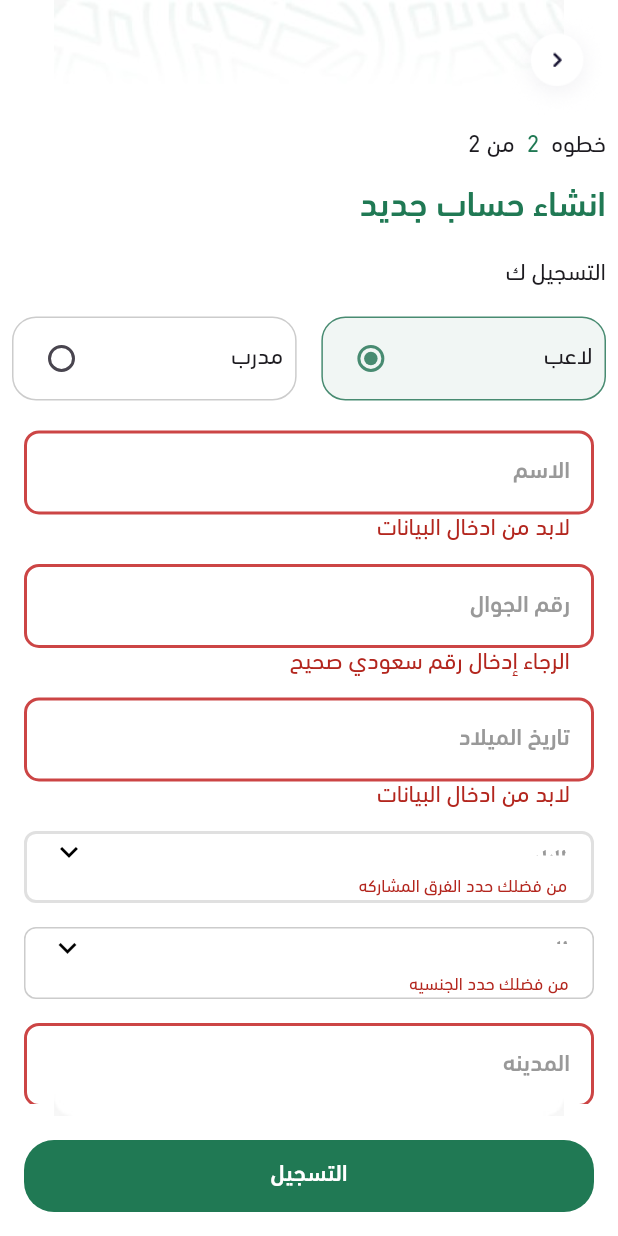
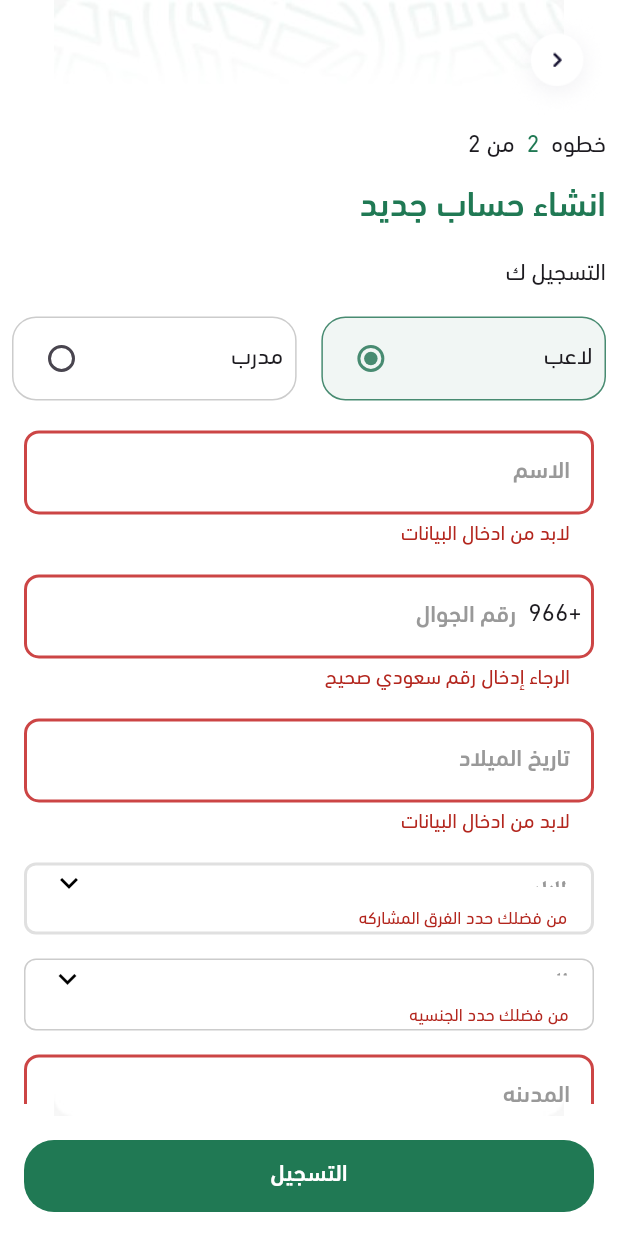
Before and after one commit to Yousif-Elanany/all-lacroose, a Flutter app: the Registerpage2 screen opened directly, after a tap on "التسجيل", on a phone screen of 412 x 824 dp. Run offline on Flutter 3.47's test engine with Material 3 defaults, Android fonts, the phone set to English and light mode, and no system bars; our stand-ins replace awesome_dialog, bloc, cached_network_image, carousel_slider, dio, easy_localization and 13 more; missing offline and left inert: enhance_stepper, flutter_polyline_points; accounts and stored records are empty; network calls fail; project files that could hold a hidden picture were left out.

Commit message:
some edit

```diff
--- a/assets/langs/ar.json
+++ b/assets/langs/ar.json
@@ -157,6 +157,8 @@
   "add_photo": "اضافه صوره",
   "add_text": "اضافه نص",
   "add_trainer": "اضافه المدرب",
+  "password_rules": "كلمة المرور يجب أن تحتوي على حرف كبير، حرف صغير، رقم، ورمز خاص، وألا تقل عن 8 أحرف",
+
   "orders": "الطلبات",
   "show_players": "عرض اللاعبين",
   "show_trainers": "عرض المدريين",
--- a/assets/langs/en.json
+++ b/assets/langs/en.json
@@ -246,6 +246,8 @@
   "team_delete_error": "This team cannot be deleted because it is participating in an event.",
   "news_added_success": "News added successfully",
   "error_occurred":  "An error occurred, please try again later",
+  "password_rules": "Password must include uppercase, lowercase, number, special character and be at least 8 characters long",
+
   "EditScores": "Edit Scores",
   "errorDeleteToClub": "This club cannot be deleted because it is Have Match.",
   "delete_match_title": "Delete Match",
--- /dev/null
+++ b/lib/core/RegexRules/RegexRules.dart
@@ -0,0 +1,3 @@
+final passwordRegex = RegExp(
+  r'^(?=.*[A-Z])(?=.*[a-z])(?=.*\d)(?=.*[@$!%*?&#])[A-Za-z\d@$!%*?&#]{8,}$',
+);
--- a/lib/features/auth/pressntation/regiserPage2.dart
+++ b/lib/features/auth/pressntation/regiserPage2.dart
@@ -285,9 +285,9 @@ class _Registerpage2State extends State<Registerpage2> {
                                     if (value == null || value.trim().isEmpty) {
                                       return 'Required'.tr();
                                     }
-                                    if (value.contains(" ")) {
-                                      return 'Name must not contain spaces'.tr();
-                                    }
+                                    // if (value.contains(" ")) {
+                                    //   return 'Name must not contain spaces'.tr();
+                                    // }
                                     return null;
                                   },
                                 ),
@@ -297,17 +297,28 @@ class _Registerpage2State extends State<Registerpage2> {
                                   label: "phone_number".tr(),
                                   type: TextInputType.phone,
                                   controller: _phonNumberController,
+                                  prefix:  Padding(
+                                    padding: EdgeInsets.only(right: 8,top: 12,bottom: 12),
+                                    child: Text(
+                                      "+966",
+                                      style: TextStyle(fontSize: 16),
+                                    ),
+                                  ),
                                   validate: (value) {
                                     if (value == null || value.isEmpty) {
                                       return 'enter_saudi_number'.tr();
                                     }
-                                    final regex = RegExp(r'^5\d{8}$'); // يبدأ بـ 5 + 8 أرقام
+
+                                    // الرقم يبدأ بـ 5 ويتكون من 9 أرقام
+                                    final regex = RegExp(r'^5\d{8}$');
                                     if (!regex.hasMatch(value)) {
                                       return 'enter_saudi_number'.tr();
                                     }
+
                                     return null;
                                   },
                                 ),
+
                                 const SizedBox(height: 16),
 
                                 /// تاريخ الميلاد
--- a/lib/features/auth/widgets/textFeild_default.dart
+++ b/lib/features/auth/widgets/textFeild_default.dart
@@ -15,7 +15,7 @@ Widget defaultFormField({
   bool? isPassword,
   String? Function(String?)? validate,
   String? label,
-  IconData? prefix,
+  Widget? prefix,
   IconData? suffix,
   VoidCallback? suffixPressed,
   bool isClickable = true,
@@ -30,6 +30,7 @@ Widget defaultFormField({
         controller: controller,
         keyboardType: type,
         obscureText: isPassword ?? false,
+
        obscuringCharacter: '*',
         enabled: isClickable,
         onFieldSubmitted: onSubmit,
@@ -46,6 +47,10 @@ Widget defaultFormField({
         ),
         strutStyle: strutStyle,
         decoration: InputDecoration(
+          errorMaxLines: 3, // ✅ مهم جدًا
+
+          prefixIcon: prefix,
+
           counterText: "",
           hintText: hint,
           alignLabelWithHint: true, // تأكد من محاذاة النص مع الحقل عند التوسعة
@@ -62,9 +67,9 @@ Widget defaultFormField({
           labelText: label,
 
         //  contentPadding: EdgeInsets.symmetric(vertical: 16.0, horizontal: 12.0),
-          errorStyle: TextStyle(
-            fontSize: 16.0, // حجم أصغر لرسالة الخطأ
-            height: 0.8,    // تقليل المسافة بين النصوص
+          errorStyle: const TextStyle(
+            fontSize: 14,
+            height: 1.4, // ✅ يسمح بتكسر السطور
           ),
 
 
```
Also changed, not shown: lib/features/auth/pressntation/registerPage1.dart (+13 -11 lines).
